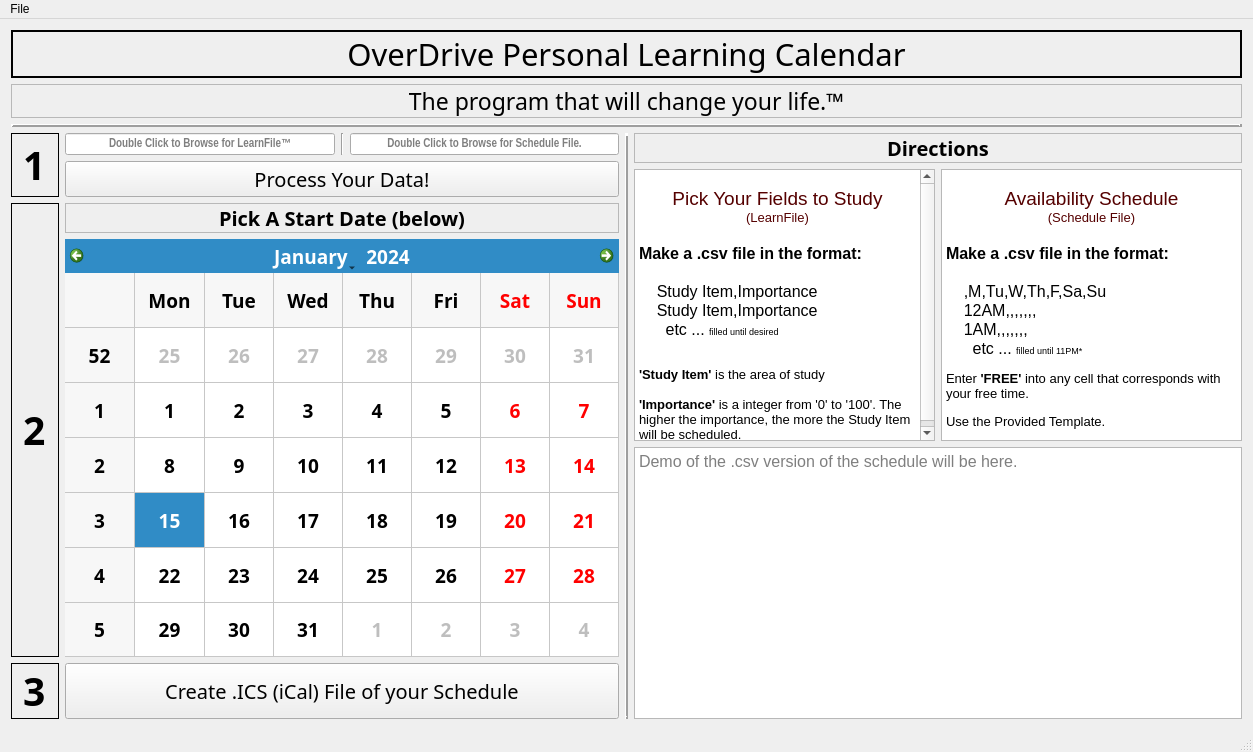
This is inputwindow.ui in bytePro17124/OverDrive-Personal-Learning-Calendar as Qt 5 draws it before an edit. The edited form follows.
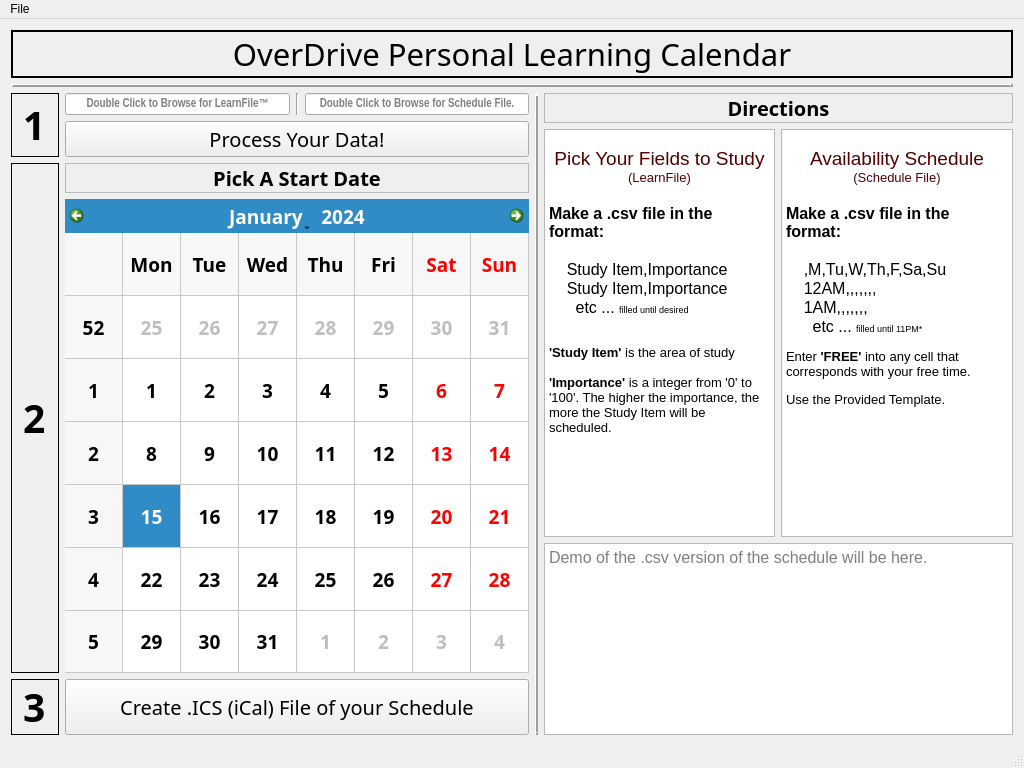
This is the edited form.

Commit message: updated icons and layout

```diff
--- a/inputwindow.ui
+++ b/inputwindow.ui
@@ -6,8 +6,8 @@
    <rect>
     <x>0</x>
     <y>0</y>
-    <width>1253</width>
-    <height>752</height>
+    <width>1024</width>
+    <height>768</height>
    </rect>
   </property>
   <property name="sizePolicy">
@@ -59,38 +59,6 @@
         </property>
        </widget>
       </item>
-      <item>
-       <widget class="QLabel" name="label">
-        <property name="sizePolicy">
-         <sizepolicy hsizetype="Expanding" vsizetype="Fixed">
-          <horstretch>0</horstretch>
-          <verstretch>0</verstretch>
-         </sizepolicy>
-        </property>
-        <property name="font">
-         <font>
-          <family>Baskerville Old Face</family>
-          <pointsize>17</pointsize>
-          <underline>false</underline>
-         </font>
-        </property>
-        <property name="frameShape">
-         <enum>QFrame::StyledPanel</enum>
-        </property>
-        <property name="frameShadow">
-         <enum>QFrame::Plain</enum>
-        </property>
-        <property name="lineWidth">
-         <number>4</number>
-        </property>
-        <property name="text">
-         <string>The program that will change your life.™</string>
-        </property>
-        <property name="alignment">
-         <set>Qt::AlignCenter</set>
-        </property>
-       </widget>
-      </item>
       <item>
        <widget class="Line" name="line_2">
         <property name="frameShadow">
@@ -286,7 +254,7 @@
                <number>1</number>
               </property>
               <property name="text">
-               <string>&lt;html&gt;&lt;head/&gt;&lt;body&gt;&lt;p&gt;Pick A Start Date (below)&lt;/p&gt;&lt;/body&gt;&lt;/html&gt;</string>
+               <string>&lt;html&gt;&lt;head/&gt;&lt;body&gt;&lt;p&gt;Pick A Start Date&lt;/p&gt;&lt;/body&gt;&lt;/html&gt;</string>
               </property>
               <property name="alignment">
                <set>Qt::AlignCenter</set>
@@ -426,7 +394,7 @@
         <item>
          <widget class="QLabel" name="label_6">
           <property name="sizePolicy">
-           <sizepolicy hsizetype="Expanding" vsizetype="Preferred">
+           <sizepolicy hsizetype="Expanding" vsizetype="Maximum">
             <horstretch>0</horstretch>
             <verstretch>0</verstretch>
            </sizepolicy>
@@ -457,6 +425,12 @@
          <layout class="QHBoxLayout" name="horizontalLayout_5">
           <item>
            <widget class="QTextBrowser" name="textBrowser_InfoAboutLearnItems">
+            <property name="sizePolicy">
+             <sizepolicy hsizetype="Expanding" vsizetype="Minimum">
+              <horstretch>0</horstretch>
+              <verstretch>0</verstretch>
+             </sizepolicy>
+            </property>
             <property name="sizeIncrement">
              <size>
               <width>0</width>
@@ -492,6 +466,12 @@
           </item>
           <item>
            <widget class="QTextBrowser" name="textBrowser_InfoAboutTemplate">
+            <property name="sizePolicy">
+             <sizepolicy hsizetype="Expanding" vsizetype="Minimum">
+              <horstretch>0</horstretch>
+              <verstretch>0</verstretch>
+             </sizepolicy>
+            </property>
             <property name="font">
              <font>
               <family>MS Sans Serif</family>
@@ -523,6 +503,12 @@
         </item>
         <item>
          <widget class="QTextBrowser" name="textBrowser_InfoAboutSchedule">
+          <property name="sizePolicy">
+           <sizepolicy hsizetype="Expanding" vsizetype="Maximum">
+            <horstretch>0</horstretch>
+            <verstretch>0</verstretch>
+           </sizepolicy>
+          </property>
           <property name="font">
            <font>
             <family>MS Sans Serif</family>
@@ -548,7 +534,7 @@
     <rect>
      <x>0</x>
      <y>0</y>
-     <width>1253</width>
+     <width>1024</width>
      <height>24</height>
     </rect>
    </property>
```
The commit also changes 7 other files.
